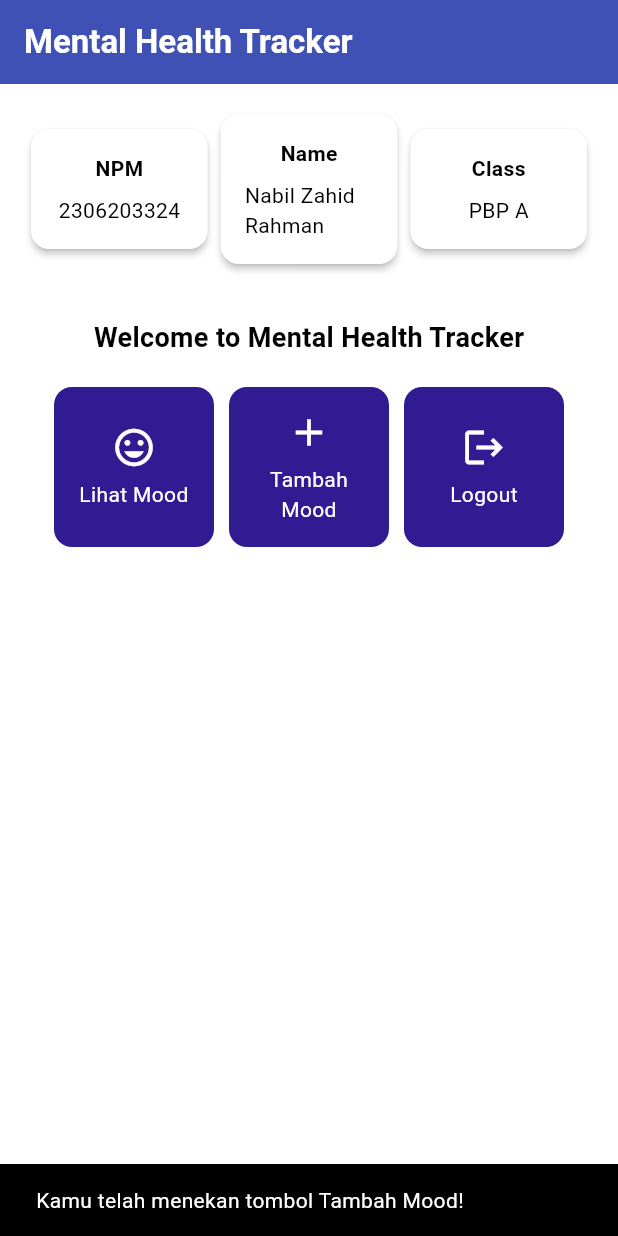
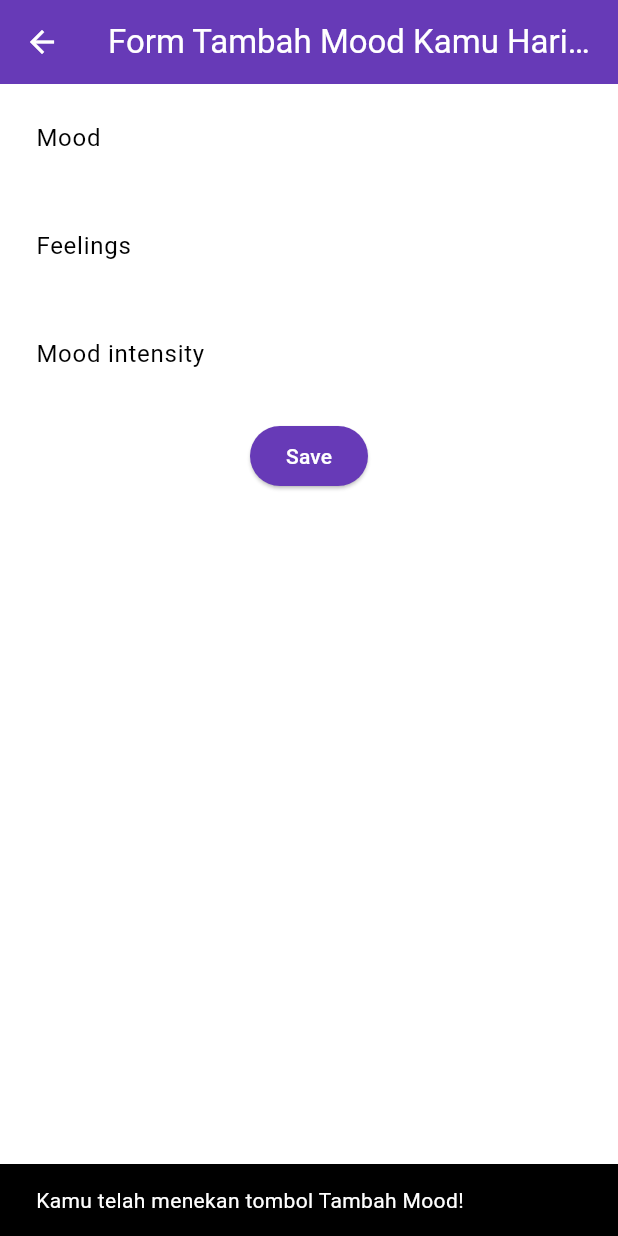
Before and after one commit to Chromss/mental-health-tracker-mobile, a Flutter app: the screen it shows after launch, after a tap on "Tambah Mood", on a phone screen of 412 x 824 dp. Run offline on Flutter 3.47's test engine with Material 3 defaults, Android fonts, the phone set to English and light mode, and no system bars.

Commit message:
Tutorial 7 Checkpoint

```diff
--- a/lib/main.dart
+++ b/lib/main.dart
@@ -1,5 +1,5 @@
 import 'package:flutter/material.dart';
-import 'package:mental_health_tracker/menu.dart';
+import 'package:mental_health_tracker/screens/menu.dart';
 
 void main() {
   runApp(const MyApp());
@@ -7,11 +7,11 @@ void main() {
 
 class MyApp extends StatelessWidget {
   const MyApp({super.key});
-
   // This widget is the root of your application.
   @override
   Widget build(BuildContext context) {
     return MaterialApp(
+      debugShowCheckedModeBanner: false,
       title: 'Flutter Demo',
       theme: ThemeData(
         // This is the theme of your application.
@@ -30,8 +30,8 @@ class MyApp extends StatelessWidget {
         // This works for code too, not just values: Most code changes can be
         // tested with just a hot reload.
         colorScheme: ColorScheme.fromSwatch(
-          primarySwatch: Colors.indigo,
-        ).copyWith(secondary: Colors.deepPurple[900]),
+            primarySwatch: Colors.deepPurple,
+        ).copyWith(secondary: Colors.deepPurple[400]),
         useMaterial3: true,
       ),
       home: MyHomePage(),
--- a/lib/menu.dart
+++ b/lib/screens/menu.dart
@@ -1,15 +1,17 @@
 import 'package:flutter/material.dart';
+import 'package:mental_health_tracker/widgets/left_drawer.dart';
+import 'package:mental_health_tracker/widgets/mood_card.dart';
 
 class MyHomePage extends StatelessWidget {
-  MyHomePage({super.key});
-  final String npm = '2306203324'; // NPM
-  final String name = 'Nabil Zahid Rahman'; // Nama
-  final String className = 'PBP A'; // Kelas
+  final String npm = '2306203324';
+  final String name = 'Nabil Zahid Rahman';
+  final String className = 'PBP A';
   final List<ItemHomepage> items = [
     ItemHomepage("Lihat Mood", Icons.mood),
     ItemHomepage("Tambah Mood", Icons.add),
     ItemHomepage("Logout", Icons.logout),
   ];
+  MyHomePage({super.key});
 
   @override
   Widget build(BuildContext context) {
@@ -17,6 +19,7 @@ class MyHomePage extends StatelessWidget {
     return Scaffold(
       // AppBar adalah bagian atas halaman yang menampilkan judul.
       appBar: AppBar(
+        iconTheme: const IconThemeData(color: Colors.white),
         // Judul aplikasi "Mental Health Tracker" dengan teks putih dan tebal.
         title: const Text(
           'Mental Health Tracker',
@@ -28,6 +31,7 @@ class MyHomePage extends StatelessWidget {
         // Warna latar belakang AppBar diambil dari skema warna tema aplikasi.
         backgroundColor: Theme.of(context).colorScheme.primary,
       ),
+      drawer: const LeftDrawer(),
       // Body halaman dengan padding di sekelilingnya.
       body: Padding(
         padding: const EdgeInsets.all(16.0),
@@ -91,60 +95,6 @@ class MyHomePage extends StatelessWidget {
   }
 }
 
-class ItemCard extends StatelessWidget {
-  // Menampilkan kartu dengan ikon dan nama.
-
-  final ItemHomepage item;
-
-  const ItemCard(this.item, {super.key});
-
-  @override
-  Widget build(BuildContext context) {
-    return Material(
-      // Menentukan warna latar belakang dari tema aplikasi.
-      color: Theme.of(context).colorScheme.secondary,
-      // Membuat sudut kartu melengkung.
-      borderRadius: BorderRadius.circular(12),
-
-      child: InkWell(
-        // Aksi ketika kartu ditekan.
-        onTap: () {
-          // Menampilkan pesan SnackBar saat kartu ditekan.
-          ScaffoldMessenger.of(context)
-            ..hideCurrentSnackBar()
-            ..showSnackBar(
-                SnackBar(content: Text("Kamu telah menekan tombol ${item.name}!"))
-            );
-        },
-        // Container untuk menyimpan Icon dan Text
-        child: Container(
-          padding: const EdgeInsets.all(8),
-          child: Center(
-            child: Column(
-              // Menyusun ikon dan teks di tengah kartu.
-              mainAxisAlignment: MainAxisAlignment.center,
-              children: [
-                Icon(
-                  item.icon,
-                  color: Colors.white,
-                  size: 30.0,
-                ),
-                const Padding(padding: EdgeInsets.all(3)),
-                Text(
-                  item.name,
-                  textAlign: TextAlign.center,
-                  style: const TextStyle(color: Colors.white),
-                ),
-              ],
-            ),
-          ),
-        ),
-      ),
-    );
-  }
-
-}
-
 class InfoCard extends StatelessWidget {
   // Kartu informasi yang menampilkan title dan content.
 
@@ -177,10 +127,3 @@ class InfoCard extends StatelessWidget {
     );
   }
 }
-
-class ItemHomepage {
-  final String name;
-  final IconData icon;
-
-  ItemHomepage(this.name, this.icon);
-}
--- /dev/null
+++ b/lib/screens/moodentry_form.dart
@@ -0,0 +1,158 @@
+import 'package:flutter/material.dart';
+
+class MoodEntryFormPage extends StatefulWidget {
+  const MoodEntryFormPage({super.key});
+  @override
+  State<MoodEntryFormPage> createState() => _MoodEntryFormPageState();
+}
+
+class _MoodEntryFormPageState extends State<MoodEntryFormPage> {
+  final _formKey = GlobalKey<FormState>();
+  String _mood = "";
+  String _feelings = "";
+  int _moodIntensity = 0;
+  @override
+  Widget build(BuildContext context) {
+    return Scaffold(
+      appBar: AppBar(
+        title: const Center(
+          child: Text(
+            'Form Tambah Mood Kamu Hari ini',
+          ),
+        ),
+        backgroundColor: Theme.of(context).colorScheme.primary,
+        foregroundColor: Colors.white,
+      ),
+      body: Form(
+        key: _formKey,
+        child: SingleChildScrollView(
+          child: Column(
+            crossAxisAlignment: CrossAxisAlignment.start,
+            children: [
+              Padding(
+                padding: const EdgeInsets.all(8.0),
+                child: TextFormField(
+                  decoration: InputDecoration(
+                    hintText: "Mood",
+                    labelText: "Mood",
+                    border: OutlineInputBorder(
+                      borderRadius: BorderRadius.circular(5.0),
+                    ),
+                  ),
+                  onChanged: (String? value) {
+                    setState(() {
+                      _mood = value!;
+                    });
+                  },
+                  validator: (String? value) {
+                    if (value == null || value.isEmpty) {
+                      return "Mood tidak boleh kosong!";
+                    }
+                    return null;
+                  },
+                ),
+              ),
+              Padding(
+                padding: const EdgeInsets.all(8.0),
+                child: TextFormField(
+                  decoration: InputDecoration(
+                    hintText: "Feelings",
+                    labelText: "Feelings",
+                    border: OutlineInputBorder(
+                      borderRadius: BorderRadius.circular(5.0),
+                    ),
+                  ),
+                  onChanged: (String? value) {
+                    setState(() {
+                      _feelings = value!;
+                    });
+                  },
+                  validator: (String? value) {
+                    if (value == null || value.isEmpty) {
+                      return "Feelings tidak boleh kosong!";
+                    }
+                    return null;
+                  },
+                ),
+              ),
+              Padding(
+                padding: const EdgeInsets.all(8.0),
+                child: TextFormField(
+                  decoration: InputDecoration(
+                    hintText: "Mood intensity",
+                    labelText: "Mood intensity",
+                    border: OutlineInputBorder(
+                      borderRadius: BorderRadius.circular(5.0),
+                    ),
+                  ),
+                  onChanged: (String? value) {
+                    setState(() {
+                      _moodIntensity = int.tryParse(value!) ?? 0;
+                    });
+                  },
+                  validator: (String? value) {
+                    if (value == null || value.isEmpty) {
+                      return "Mood intensity tidak boleh kosong!";
+                    }
+                    if (int.tryParse(value) == null) {
+                      return "Mood intensity harus berupa angka!";
+                    }
+                    return null;
+                  },
+                ),
+              ),
+              Align(
+                alignment: Alignment.bottomCenter,
+                child: Padding(
+                  padding: const EdgeInsets.all(8.0),
+                  child: ElevatedButton(
+                    style: ButtonStyle(
+                      backgroundColor: WidgetStateProperty.all(
+                          Theme.of(context).colorScheme.primary),
+                    ),
+                    onPressed: () {
+                      if (_formKey.currentState!.validate()) {
+                        showDialog(
+                          context: context,
+                          builder: (context) {
+                            return AlertDialog(
+                              title: const Text('Mood berhasil tersimpan'),
+                              content: SingleChildScrollView(
+                                child: Column(
+                                  crossAxisAlignment: CrossAxisAlignment.start,
+                                  children: [
+                                    Text('Mood: $_mood'),
+                                    Text('Feelings: $_feelings'),
+                                    Text('Mood Intensity: $_moodIntensity')
+
+                                  ],
+                                ),
+                              ),
+                              actions: [
+                                TextButton(
+                                  child: const Text('OK'),
+                                  onPressed: () {
+                                    Navigator.pop(context);
+                                    _formKey.currentState!.reset();
+                                  },
+                                ),
+                              ],
+                            );
+                          },
+                        );
+                      }
+                    },
+                    child: const Text(
+                      "Save",
+                      style: TextStyle(color: Colors.white),
+                    ),
+                  ),
+                ),
+              ),
+            ],
+          ),
+        ),
+      ),
+    );
+  }
+}
--- /dev/null
+++ b/lib/widgets/left_drawer.dart
@@ -0,0 +1,70 @@
+import 'package:flutter/material.dart';
+import 'package:mental_health_tracker/screens/menu.dart';
+import 'package:mental_health_tracker/screens/moodentry_form.dart';
+
+class LeftDrawer extends StatelessWidget {
+  const LeftDrawer({super.key});
+
+  @override
+  Widget build(BuildContext context) {
+    return Drawer(
+      child: ListView(
+        children: [
+          DrawerHeader(
+            decoration: BoxDecoration(
+              color: Theme.of(context).colorScheme.primary,
+            ),
+            child: const Column(
+              children: [
+                Text(
+                  'Mental Health Tracker',
+                  textAlign: TextAlign.center,
+                  style: TextStyle(
+                    fontSize: 24,
+                    fontWeight: FontWeight.bold,
+                    color: Colors.white,
+                  ),
+                ),
+                Padding(padding: EdgeInsets.all(8)),
+                Text(
+                  "Ayo jaga kesehatan mentalmu setiap hari disini!",
+                  textAlign: TextAlign.center,
+                  style: TextStyle(
+                    fontSize: 15,
+                    color:Colors.white,
+                    fontWeight: FontWeight.normal,
+                  )
+                ),
+              ],
+            ),
+          ),
+          ListTile(
+            leading: const Icon(Icons.home_outlined),
+            title: const Text('Halaman Utama'),
+            // Bagian redirection ke MyHomePage
+            onTap: () {
+              Navigator.pushReplacement(
+                  context,
+                  MaterialPageRoute(
+                    builder: (context) => MyHomePage(),
+                  ));
+            },
+          ),
+          ListTile(
+            leading: const Icon(Icons.mood),
+            title: const Text('Tambah Mood'),
+            // Bagian redirection ke MoodEntryFormPage
+            onTap: () {
+              Navigator.push(
+                context,
+                MaterialPageRoute(
+                  builder: (context) => const MoodEntryFormPage(),
+                ),
+              );
+            },
+          ),
+        ],
+      ),
+    );
+  }
+}
--- /dev/null
+++ b/lib/widgets/mood_card.dart
@@ -0,0 +1,69 @@
+import 'package:mental_health_tracker/screens/moodentry_form.dart';
+import 'package:flutter/material.dart';
+
+class ItemHomepage {
+  final String name;
+  final IconData icon;
+
+  ItemHomepage(this.name, this.icon);
+}
+
+class ItemCard extends StatelessWidget {
+  // Menampilkan kartu dengan ikon dan nama.
+  final ItemHomepage item;
+  const ItemCard(this.item, {super.key});
+
+  @override
+  Widget build(BuildContext context) {
+    return Material(
+      // Menentukan warna latar belakang dari tema aplikasi.
+      color: Theme.of(context).colorScheme.secondary,
+      // Membuat sudut kartu melengkung.
+      borderRadius: BorderRadius.circular(12),
+
+      child: InkWell(
+        // Aksi ketika kartu ditekan.
+        onTap: () {
+          // Memunculkan SnackBar ketika diklik
+          ScaffoldMessenger.of(context)
+            ..hideCurrentSnackBar()
+            ..showSnackBar(SnackBar(
+                content: Text("Kamu telah menekan tombol ${item.name}!")));
+
+          // Navigate ke route yang sesuai (tergantung jenis tombol)
+          if (item.name == "Tambah Mood") {
+            Navigator.push(
+              context,
+              MaterialPageRoute(
+                builder: (context) => const MoodEntryFormPage(),
+              ),
+            );
+          }
+        },
+        // Container untuk menyimpan Icon dan Text
+        child: Container(
+          padding: const EdgeInsets.all(8),
+          child: Center(
+            child: Column(
+              // Menyusun ikon dan teks di tengah kartu.
+              mainAxisAlignment: MainAxisAlignment.center,
+              children: [
+                Icon(
+                  item.icon,
+                  color: Colors.white,
+                  size: 30.0,
+                ),
+                const Padding(padding: EdgeInsets.all(3)),
+                Text(
+                  item.name,
+                  textAlign: TextAlign.center,
+                  style: const TextStyle(color: Colors.white),
+                ),
+              ],
+            ),
+          ),
+        ),
+      ),
+    );
+  }
+}
```
